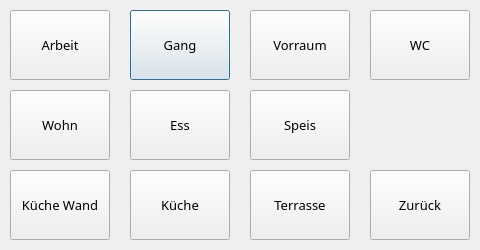
Old version of the form projects/klaus_visu_ap420/egwindow.ui in the repository busmaster/homebus.
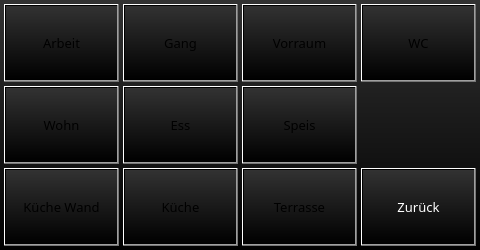
New version of the form.

```diff
--- a/projects/klaus_visu_ap420/egwindow.ui
+++ b/projects/klaus_visu_ap420/egwindow.ui
@@ -29,15 +29,15 @@
    <bool>false</bool>
   </property>
   <property name="styleSheet">
-   <string notr="true"/>
+   <string notr="true">background-color: qlineargradient(spread:pad, x1:0.5, y1:1, x2:0.5, y2:0.0, stop:0 rgba(0, 0, 0, 255), stop:1 rgba(50, 50, 50, 255));</string>
   </property>
   <widget class="QPushButton" name="pushButtonLightGang">
    <property name="geometry">
     <rect>
-     <x>130</x>
-     <y>10</y>
-     <width>100</width>
-     <height>70</height>
+     <x>123</x>
+     <y>4</y>
+     <width>115</width>
+     <height>78</height>
     </rect>
    </property>
    <property name="text">
@@ -47,10 +47,10 @@
   <widget class="QPushButton" name="pushButtonLightEss">
    <property name="geometry">
     <rect>
-     <x>130</x>
-     <y>90</y>
-     <width>100</width>
-     <height>70</height>
+     <x>123</x>
+     <y>86</y>
+     <width>115</width>
+     <height>78</height>
     </rect>
    </property>
    <property name="text">
@@ -60,10 +60,10 @@
   <widget class="QPushButton" name="pushButtonLightWohn">
    <property name="geometry">
     <rect>
-     <x>10</x>
-     <y>90</y>
-     <width>100</width>
-     <height>70</height>
+     <x>4</x>
+     <y>86</y>
+     <width>115</width>
+     <height>78</height>
     </rect>
    </property>
    <property name="text">
@@ -73,10 +73,10 @@
   <widget class="QPushButton" name="pushButtonLightKueche">
    <property name="geometry">
     <rect>
-     <x>130</x>
-     <y>170</y>
-     <width>100</width>
-     <height>70</height>
+     <x>123</x>
+     <y>168</y>
+     <width>115</width>
+     <height>78</height>
     </rect>
    </property>
    <property name="text">
@@ -86,10 +86,10 @@
   <widget class="QPushButton" name="pushButtonLightKuecheWand">
    <property name="geometry">
     <rect>
-     <x>10</x>
-     <y>170</y>
-     <width>100</width>
-     <height>70</height>
+     <x>4</x>
+     <y>168</y>
+     <width>115</width>
+     <height>78</height>
     </rect>
    </property>
    <property name="text">
@@ -99,10 +99,10 @@
   <widget class="QPushButton" name="pushButtonLightSpeis">
    <property name="geometry">
     <rect>
-     <x>250</x>
-     <y>90</y>
-     <width>100</width>
-     <height>70</height>
+     <x>242</x>
+     <y>86</y>
+     <width>115</width>
+     <height>78</height>
     </rect>
    </property>
    <property name="text">
@@ -112,10 +112,10 @@
   <widget class="QPushButton" name="pushButtonLightArbeit">
    <property name="geometry">
     <rect>
-     <x>10</x>
-     <y>10</y>
-     <width>100</width>
-     <height>70</height>
+     <x>4</x>
+     <y>4</y>
+     <width>115</width>
+     <height>78</height>
     </rect>
    </property>
    <property name="text">
@@ -125,12 +125,15 @@
   <widget class="QPushButton" name="pushButtonBack">
    <property name="geometry">
     <rect>
-     <x>370</x>
-     <y>170</y>
-     <width>100</width>
-     <height>70</height>
+     <x>361</x>
+     <y>168</y>
+     <width>115</width>
+     <height>78</height>
     </rect>
    </property>
+   <property name="styleSheet">
+    <string notr="true">color: rgb(255, 255, 255);</string>
+   </property>
    <property name="text">
     <string>Zurück</string>
    </property>
@@ -138,10 +141,10 @@
   <widget class="QPushButton" name="pushButtonLightVorraum">
    <property name="geometry">
     <rect>
-     <x>250</x>
-     <y>10</y>
-     <width>100</width>
-     <height>70</height>
+     <x>242</x>
+     <y>4</y>
+     <width>115</width>
+     <height>78</height>
     </rect>
    </property>
    <property name="text">
@@ -151,10 +154,10 @@
   <widget class="QPushButton" name="pushButtonLightWC">
    <property name="geometry">
     <rect>
-     <x>370</x>
-     <y>10</y>
-     <width>100</width>
-     <height>70</height>
+     <x>361</x>
+     <y>4</y>
+     <width>115</width>
+     <height>78</height>
     </rect>
    </property>
    <property name="text">
@@ -164,10 +167,10 @@
   <widget class="QPushButton" name="pushButtonLightTerrasse">
    <property name="geometry">
     <rect>
-     <x>250</x>
-     <y>170</y>
-     <width>100</width>
-     <height>70</height>
+     <x>242</x>
+     <y>168</y>
+     <width>115</width>
+     <height>78</height>
     </rect>
    </property>
    <property name="text">
```
